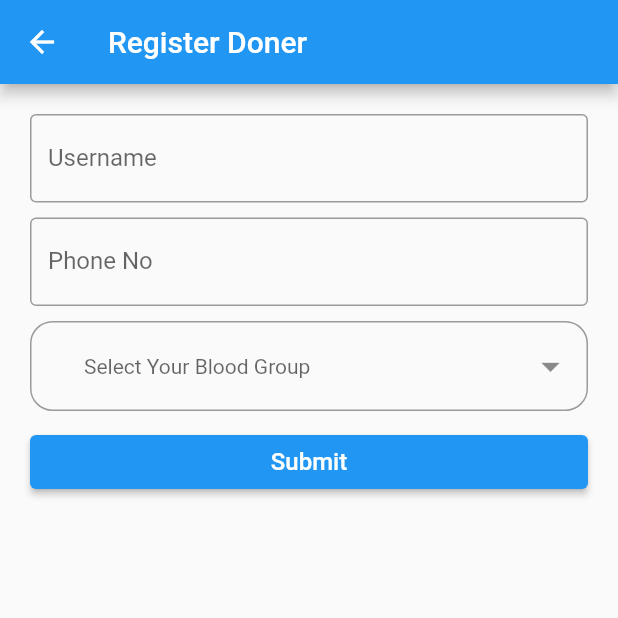
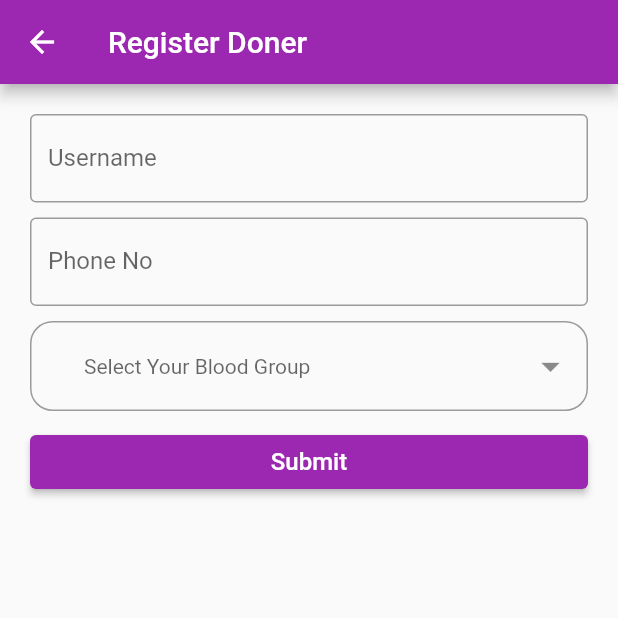
Before and after one commit to meetitexpert/donerapp, a Flutter app: the screen it shows after launch, after a tap on "DONATE BLOOD", on a phone screen of 412 x 824 dp, the top half of it. Run offline on Flutter 3.47's test engine with Material 2 defaults, Android fonts, the phone set to English and light mode, and no system bars; our stand-ins replace dropdown_button2.

Commit message:
latest changes

```diff
--- /dev/null
+++ b/lib/Widgets/dropdownwidget.dart
@@ -0,0 +1,74 @@
+import 'package:flutter/material.dart';
+import 'package:dropdown_button2/dropdown_button2.dart';
+
+class dropDownWidget extends StatelessWidget {
+  dropDownWidget({ Key? key, required this.bGroup }) : super(key: key);
+  final Function(String) bGroup;
+
+
+  final List<String> genderItems = [
+    "A+",
+    "A-",
+    "B+",
+    "B-",
+    "O+",
+    "O-",
+    "AB+",
+    "AB-"
+  ];
+
+  @override
+  Widget build(BuildContext context) {
+    return DropdownButtonFormField2(
+      decoration: InputDecoration(
+        //Add isDense true and zero Padding.
+        //Add Horizontal padding using buttonPadding and Vertical padding by increasing buttonHeight instead of add Padding here so that The whole TextField Button become clickable, and also the dropdown menu open under The whole TextField Button.
+        isDense: true,
+        contentPadding: EdgeInsets.zero,
+        border: OutlineInputBorder(
+          borderRadius: BorderRadius.circular(15),
+        ),
+        //Add more decoration as you want here
+        //Add label If you want but add hint outside the decoration to be aligned in the button perfectly.
+      ),
+      isExpanded: true,
+      hint: const Text(
+        'Select Your Blood Group',
+        style: TextStyle(fontSize: 14),
+      ),
+      icon: const Icon(
+        Icons.arrow_drop_down,
+        color: Colors.black45,
+      ),
+      iconSize: 30,
+      buttonHeight: 60,
+      buttonPadding: const EdgeInsets.only(left: 20, right: 10),
+      dropdownDecoration: BoxDecoration(
+        borderRadius: BorderRadius.circular(15),
+      ),
+      items: genderItems
+          .map((item) => DropdownMenuItem<String>(
+                value: item,
+                child: Text(
+                  item,
+                  style: const TextStyle(
+                    fontSize: 14,
+                  ),
+                ),
+              ))
+          .toList(),
+      validator: (value) {
+        if (value == null) {
+          return 'Please select blood group.';
+        }
+      },
+      onChanged: (value) {
+        //Do something when changing the item if you want.
+        bGroup(value.toString());
+      },
+      onSaved: (value) {
+        bGroup(value.toString());
+      },
+    );
+  }
+}
--- a/lib/main.dart
+++ b/lib/main.dart
@@ -24,7 +24,7 @@ class MyApp extends StatelessWidget {
         // or simply save your changes to "hot reload" in a Flutter IDE).
         // Notice that the counter didn't reset back to zero; the application
         // is not restarted.
-        primarySwatch: Colors.blue,
+        primarySwatch: Colors.purple,
       ),
       home: const MyHomePage(title: 'DONER APP'),
     );
@@ -53,7 +53,7 @@ class _MyHomePageState extends State<MyHomePage> {
   Widget registerDoner() {
     return Container(
       padding: const EdgeInsets.all(10),
-      decoration: const BoxDecoration(color: Colors.blue),
+      decoration: const BoxDecoration(color: Colors.purple),
       width: 200,
       height: 70,
       child: TextButton(
@@ -82,7 +82,7 @@ class _MyHomePageState extends State<MyHomePage> {
   Widget findDoner() {
     return Container(
       padding: const EdgeInsets.all(10),
-      decoration: const BoxDecoration(color: Colors.blue),
+      decoration: const BoxDecoration(color: Colors.purple),
       width: 200,
       height: 70,
       child: TextButton(
--- a/lib/register_doner.dart
+++ b/lib/register_doner.dart
@@ -1,3 +1,4 @@
+import 'package:donerapp/Widgets/dropdownwidget.dart';
 import 'package:flutter/material.dart';
 import 'package:dropdown_button2/dropdown_button2.dart';
 
@@ -12,16 +13,8 @@ class _Register_donerState extends State<Register_doner> {
   String username = '';
   String userPhoneNo = '';
   String bloodGroup = '';
-  final List<String> genderItems = [
-    "A+",
-    "A-",
-    "B+",
-    "B-",
-    "O+",
-    "O-",
-    "AB+",
-    "AB-"
-  ];
+
+  get set => null;
 
   Widget nameField() {
     return TextField(
@@ -46,64 +39,10 @@ class _Register_donerState extends State<Register_doner> {
     );
   }
 
-  Widget bloodGroupField() {
-    return DropdownButtonFormField2(
-      decoration: InputDecoration(
-        //Add isDense true and zero Padding.
-        //Add Horizontal padding using buttonPadding and Vertical padding by increasing buttonHeight instead of add Padding here so that The whole TextField Button become clickable, and also the dropdown menu open under The whole TextField Button.
-        isDense: true,
-        contentPadding: EdgeInsets.zero,
-        border: OutlineInputBorder(
-          borderRadius: BorderRadius.circular(15),
-        ),
-        //Add more decoration as you want here
-        //Add label If you want but add hint outside the decoration to be aligned in the button perfectly.
-      ),
-      isExpanded: true,
-      hint: const Text(
-        'Select Your Blood Group',
-        style: TextStyle(fontSize: 14),
-      ),
-      icon: const Icon(
-        Icons.arrow_drop_down,
-        color: Colors.black45,
-      ),
-      iconSize: 30,
-      buttonHeight: 60,
-      buttonPadding: const EdgeInsets.only(left: 20, right: 10),
-      dropdownDecoration: BoxDecoration(
-        borderRadius: BorderRadius.circular(15),
-      ),
-      items: genderItems
-          .map((item) => DropdownMenuItem<String>(
-                value: item,
-                child: Text(
-                  item,
-                  style: const TextStyle(
-                    fontSize: 14,
-                  ),
-                ),
-              ))
-          .toList(),
-      validator: (value) {
-        if (value == null) {
-          return 'Please select blood group.';
-        }
-      },
-      onChanged: (value) {
-        //Do something when changing the item if you want.
-        bloodGroup = value.toString();
-      },
-      onSaved: (value) {
-        bloodGroup = value.toString();
-      },
-    );
-  }
-
   Widget submitButton(BuildContext context) {
     return ElevatedButton(
         style: ButtonStyle(
-            backgroundColor: MaterialStateProperty.all(Colors.blue)),
+            backgroundColor: MaterialStateProperty.all(Colors.purple)),
         onPressed: () => {submitAction(context)},
         child: const Text(
           'Submit',
@@ -157,7 +96,12 @@ class _Register_donerState extends State<Register_doner> {
             const SizedBox(
               height: 10,
             ),
-            bloodGroupField(),
+            dropDownWidget(
+                bGroup: (group) => ({
+                      setState(() {
+                        bloodGroup = group;
+                      })
+                    })),
             const SizedBox(
               height: 10,
             ),
```
Also changed, not shown: lib/find_doner.dart (+21 -1 lines).
